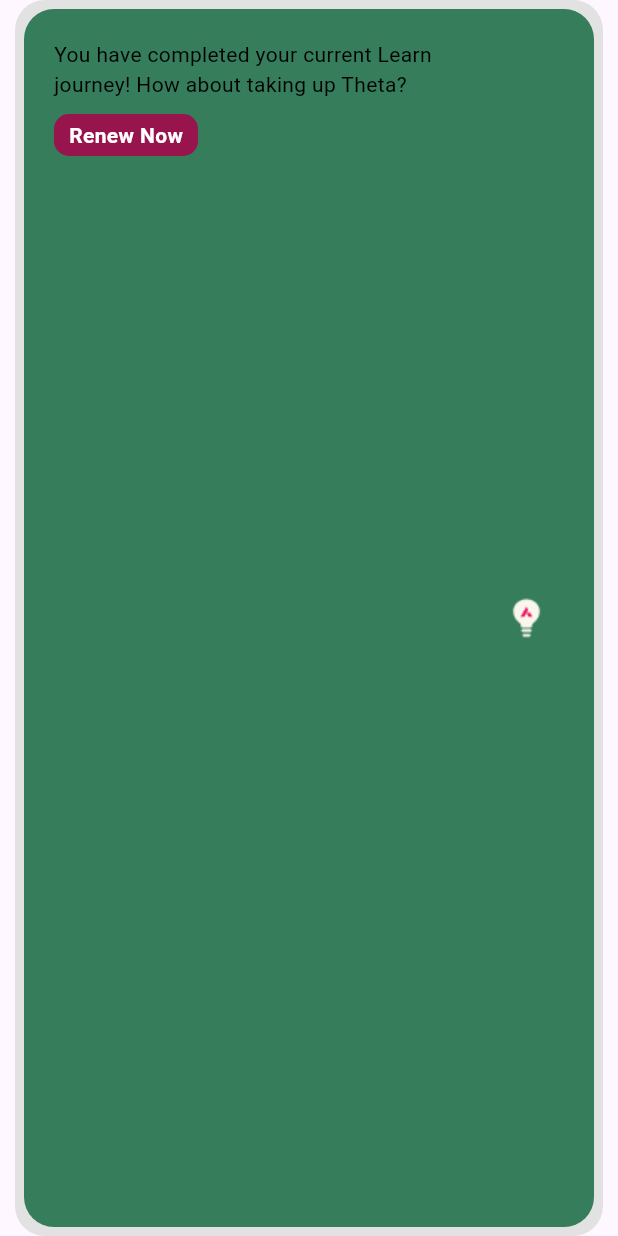
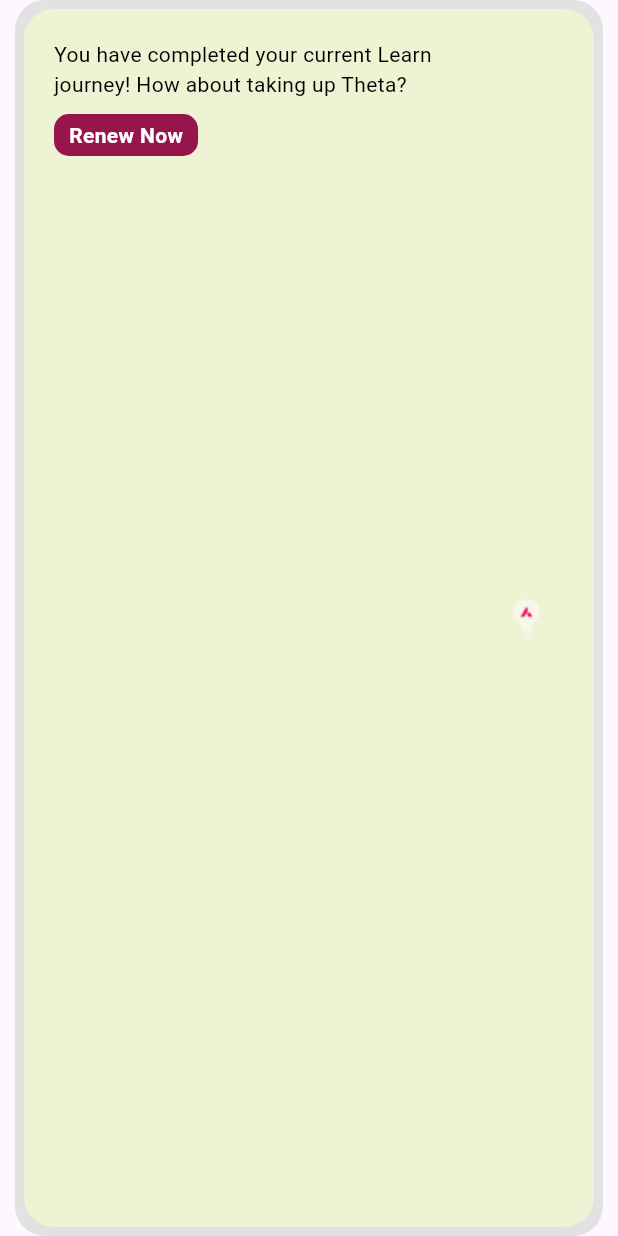
Before and after one commit to Tradeable/tradeable_flutter_sdk, a Flutter app: the SuggestionWidget widget shown alone on an empty page, opened directly, on a phone screen of 412 x 824 dp. Run offline on Flutter 3.47's test engine with Material 3 defaults, Android fonts, the phone set to English and light mode, and no system bars; our stand-ins replace dio, lottie, shared_preferences, shimmer; missing offline and left inert: tradeable_learn_widget; accounts and stored records are empty; network calls fail.

Commit message:
color update

```diff
--- a/lib/src/ui/widgets/suggestion_widget.dart
+++ b/lib/src/ui/widgets/suggestion_widget.dart
@@ -22,7 +22,7 @@ class SuggestionWidget extends StatelessWidget {
       padding: const EdgeInsets.all(6),
       child: Container(
         decoration: BoxDecoration(
-            color: const Color(0xff357D5B),
+            color: const Color(0xffeef3d4),
             borderRadius: BorderRadius.circular(20)),
         padding: const EdgeInsets.all(20),
         child: Row(
```
